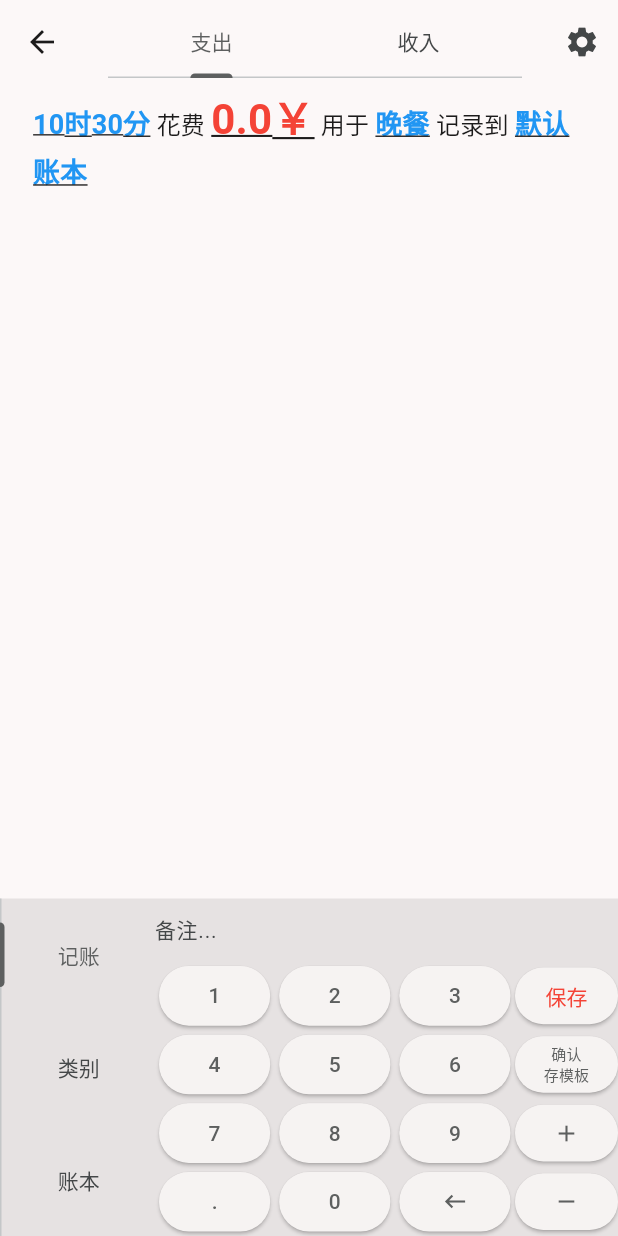
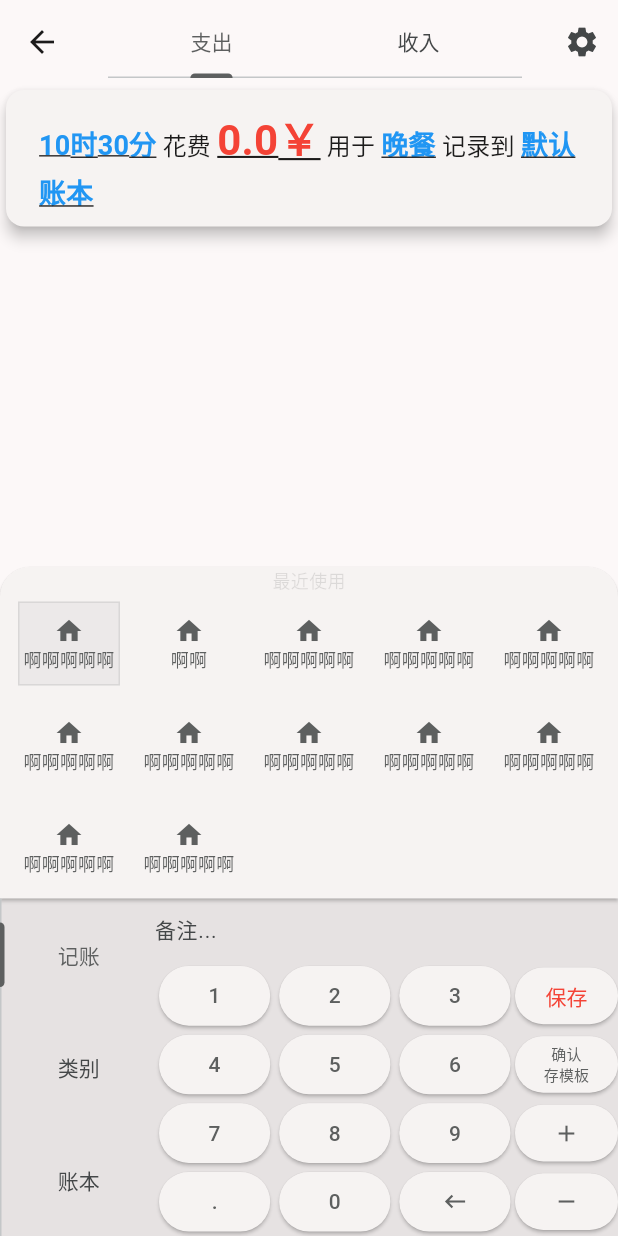
Before and after one commit to qcbf/quick_log_money, a Flutter app: the screen it shows after launch, on a phone screen of 412 x 824 dp. Run offline on Flutter 3.47's test engine with Material 3 defaults, Android fonts, the phone set to English and light mode, and no system bars.

Commit message:
记账页面标签页

```diff
--- a/quick_money_flutter/lib/CommonWidgets/TagGroupUI.dart
+++ b/quick_money_flutter/lib/CommonWidgets/TagGroupUI.dart
@@ -1,10 +1,30 @@
 import 'package:flutter/material.dart';
+import 'package:quick_money_flutter/CommonWidgets/TagUI.dart';
+import 'package:quick_money_flutter/Datas/TagData.dart';
 
-class TagGroupUI extends StatelessWidget {
-  const TagGroupUI({super.key});
+class TagGroupUI extends StatefulWidget {
+  final List<TagData> Datas;
+  const TagGroupUI(this.Datas, {super.key});
+  @override
+  State<TagGroupUI> createState() => _TagGroupUIState();
+}
+
+class _TagGroupUIState extends State<TagGroupUI> {
+  int _SelectedIndex = 0;
 
   @override
   Widget build(BuildContext context) {
-    return const Placeholder();
+    return Wrap(
+      children: List.generate(
+        widget.Datas.length,
+        BuildTagItem,
+      ),
+    );
   }
+
+  Widget BuildTagItem(index) => TagUI(() {
+        setState(() {
+          _SelectedIndex = index;
+        });
+      }, widget.Datas[index], IsSelected: _SelectedIndex == index);
 }
--- a/quick_money_flutter/lib/CommonWidgets/TagUI.dart
+++ b/quick_money_flutter/lib/CommonWidgets/TagUI.dart
@@ -1,10 +1,43 @@
 import 'package:flutter/material.dart';
+import 'package:quick_money_flutter/Datas/TagData.dart';
 
 class TagUI extends StatelessWidget {
-  const TagUI({super.key});
+  final TagData Data;
+  final VoidCallback OnPressed;
+  final bool IsSelected;
+  const TagUI(this.OnPressed, this.Data, {this.IsSelected = false, super.key});
 
   @override
   Widget build(BuildContext context) {
-    return const Placeholder();
+    var style = const ButtonStyle(padding: WidgetStatePropertyAll(EdgeInsets.all(3)), shape: WidgetStatePropertyAll(RoundedRectangleBorder()));
+    if (IsSelected) {
+      var theme = Theme.of(context);
+      style = style.copyWith(backgroundColor: WidgetStatePropertyAll(theme.hoverColor), side: WidgetStatePropertyAll(BorderSide(color: theme.highlightColor, width: 1)));
+    }
+    return Padding(
+      padding: const EdgeInsets.all(6),
+      child: SizedBox(
+        width: 68,
+        height: 56,
+        child: TextButton(
+          onPressed: OnPressed,
+          style: style,
+          child: Column(
+            mainAxisAlignment: MainAxisAlignment.center,
+            children: [
+              const Icon(
+                Icons.home,
+                size: 20,
+              ),
+              Text(
+                Data.Name,
+                textAlign: TextAlign.center,
+                style: TextStyle(fontSize: 12),
+              ),
+            ],
+          ),
+        ),
+      ),
+    );
   }
 }
--- a/quick_money_flutter/lib/Datas/TagData.dart
+++ b/quick_money_flutter/lib/Datas/TagData.dart
@@ -1,5 +1,6 @@
 class TagData {
   int Id;
-  String? Name;
-  TagData(this.Id);
+  String Icon;
+  String Name;
+  TagData(this.Id, {this.Name = "标签五个字", this.Icon = ""});
 }
--- a/quick_money_flutter/lib/Pages/RecordMoney/RecordContent.dart
+++ /dev/null
@@ -1,11 +0,0 @@
-import 'package:flutter/material.dart';
-import 'package:quick_money_flutter/Pages/RecordMoney/RecordDescription.dart';
-
-class RecordContent extends StatelessWidget {
-  const RecordContent({super.key});
-
-  @override
-  Widget build(BuildContext context) {
-    return const RecordDescription();
-  }
-}
--- a/quick_money_flutter/lib/Pages/RecordMoney/RecordDescription.dart
+++ b/quick_money_flutter/lib/Pages/RecordMoney/RecordDescription.dart
@@ -8,7 +8,7 @@ class RecordDescription extends StatelessWidget {
 
   @override
   Widget build(BuildContext context) {
-    return Consumer<MoneyLogData>(builder: (context, value, child) => _BuildDescriptionLabel(value.IsCost, context, value));
+    return Card(elevation: 4, child: Consumer<MoneyLogData>(builder: (context, value, child) => _BuildDescriptionLabel(value.IsCost, context, value)));
   }
 
   static Widget _BuildDescriptionLabel(bool isCost, BuildContext context, MoneyLogData value) {
@@ -23,6 +23,6 @@ class RecordDescription extends StatelessWidget {
       TextSpan(style: actionTextStyle, text: value.GetTagName()),
       const TextSpan(text: " 记录到 "),
       TextSpan(style: actionTextStyle, text: value.GetBookName()),
-    ])).WrapPadding(const EdgeInsets.fromLTRB(22, 0, 22, 0));
+    ])).WrapPadding(const EdgeInsets.fromLTRB(22, 10, 22, 10));
   }
 }
--- /dev/null
+++ b/quick_money_flutter/lib/Pages/RecordMoney/RecordRecentlyTagGroup.dart
@@ -0,0 +1,28 @@
+import 'package:flutter/material.dart';
+import 'package:quick_money_flutter/CommonWidgets/TagGroupUI.dart';
+import 'package:quick_money_flutter/Datas/TagData.dart';
+
+class RecordRecentlyTagGroup extends StatelessWidget {
+  const RecordRecentlyTagGroup({super.key});
+
+  @override
+  Widget build(BuildContext context) {
+    return Card(
+      margin: EdgeInsets.zero,
+      shape: const RoundedRectangleBorder(
+          borderRadius: BorderRadius.only(
+        topLeft: Radius.circular(20),
+        topRight: Radius.circular(20),
+      )),
+      child: Column(
+        children: [
+          Text(
+            "最近使用",
+            style: TextStyle(fontSize: 12, color: Theme.of(context).dividerColor),
+          ),
+          TagGroupUI(List<TagData>.generate(12, (index) => TagData(index, Name: index == 1 ? "啊啊" : "啊啊啊啊啊"))),
+        ],
+      ),
+    );
+  }
+}
--- a/quick_money_flutter/lib/pages/RecordMoney/RecordPage.dart
+++ b/quick_money_flutter/lib/pages/RecordMoney/RecordPage.dart
@@ -2,7 +2,8 @@ import 'package:flutter/material.dart';
 import 'package:provider/provider.dart';
 import 'package:quick_money_flutter/Datas/MoneyLogData.dart';
 import 'package:quick_money_flutter/Pages/RecordMoney/RecordBottom.dart';
-import 'package:quick_money_flutter/Pages/RecordMoney/RecordContent.dart';
+import 'package:quick_money_flutter/Pages/RecordMoney/RecordDescription.dart';
+import 'package:quick_money_flutter/Pages/RecordMoney/RecordRecentlyTagGroup.dart';
 
 class RecordPage extends StatefulWidget {
   const RecordPage({super.key});
@@ -32,9 +33,11 @@ class _RecordPageState extends State<RecordPage> {
             actions: [IconButton(onPressed: () {}, icon: const Icon(Icons.settings))],
           ),
           body: const Column(
+            crossAxisAlignment: CrossAxisAlignment.stretch,
             children: [
-              RecordContent(),
+              RecordDescription(),
               Spacer(),
+              RecordRecentlyTagGroup(),
               SizedBox(height: 225, child: RecordBottom()),
             ],
           ),
```
